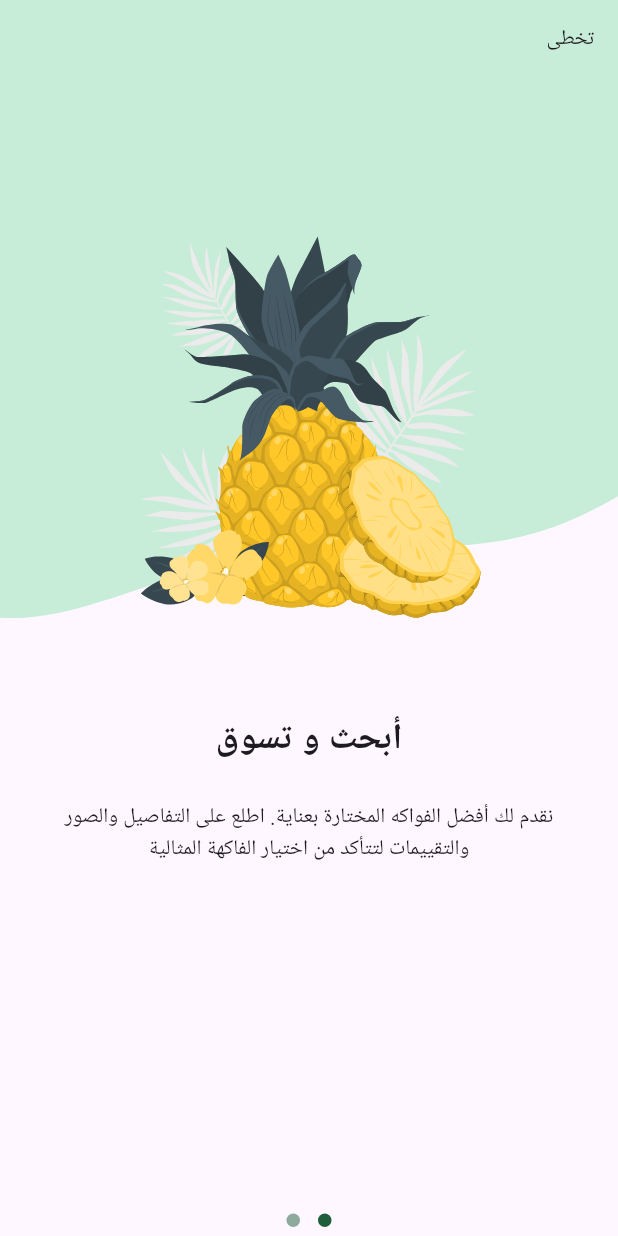
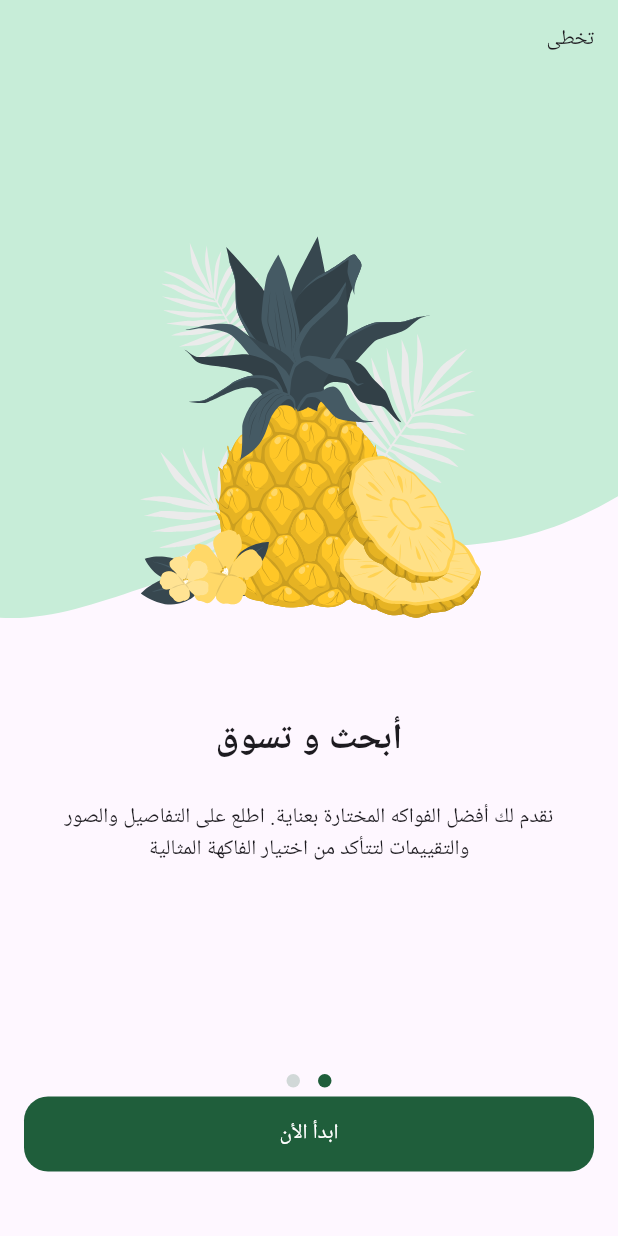
Before and after one commit to Kaream66/Fruit-hub, a Flutter app: the screen it shows after launch, swiped to page 2, on a phone screen of 412 x 824 dp. Run offline on Flutter 3.47's test engine with Material 3 defaults, Android fonts, the phone set to English and light mode, and no system bars; drawn by our look-alikes of dots_indicator; our stand-ins replace flutter_svg.

Commit message:
create the text button

```diff
--- /dev/null
+++ b/lib/constants.dart
@@ -0,0 +1,4 @@
+const kHorizintalPadding = 16.0;
+const kTopPaddding = 16.0;
+const kIsOnBoardingViewSeen = 'isOnBoardingViewSeen';
+const kUserData = 'userData';
--- /dev/null
+++ b/lib/core/widgets/custom_button.dart
@@ -0,0 +1,29 @@
+import 'package:flutter/material.dart';
+import 'package:fruits_hub/core/utils/app_colors.dart';
+
+class CustomButton extends StatelessWidget {
+  const CustomButton({
+    super.key,
+    required this.onPressed,
+    required this.text,
+  });
+  final VoidCallback onPressed;
+  final String text;
+  @override
+  Widget build(BuildContext context) {
+    return SizedBox(
+      width: double.infinity,
+      height: 50,
+      child: TextButton(
+        style: TextButton.styleFrom(
+          backgroundColor: AppColors.primaryColor,
+          shape: RoundedRectangleBorder(
+            borderRadius: BorderRadius.circular(16),
+          ),
+        ),
+        onPressed: onPressed,
+        child: Text(text, style: TextStyle(color: Colors.white)),
+      ),
+    );
+  }
+}
--- a/lib/features/onboarding/presentation/widgets/on_boarding_view_body.dart
+++ b/lib/features/onboarding/presentation/widgets/on_boarding_view_body.dart
@@ -1,6 +1,8 @@
 import 'package:dots_indicator/dots_indicator.dart';
 import 'package:flutter/material.dart';
+import 'package:fruits_hub/constants.dart';
 import 'package:fruits_hub/core/utils/app_colors.dart';
+import 'package:fruits_hub/core/widgets/custom_button.dart';
 import 'package:fruits_hub/features/onboarding/presentation/widgets/on_boarding_page_view.dart';
 
 class OnBoardingViewBody extends StatelessWidget {
@@ -15,9 +17,20 @@ class OnBoardingViewBody extends StatelessWidget {
           dotsCount: 2,
           decorator: DotsDecorator(
             activeColor: AppColors.primaryColor,
-            color: AppColors.primaryColor.withOpacity(0.5),
+            color: AppColors.primaryColor.withOpacity(0.2),
           ),
         ),
+
+        Padding(
+          padding: const EdgeInsets.symmetric(
+            horizontal: kHorizintalPadding,
+          ),
+          child: CustomButton(
+            onPressed: () {},
+            text: 'ابدأ الأن',
+          ),
+        ),
+        SizedBox(height: 43),
       ],
     );
   }
```
